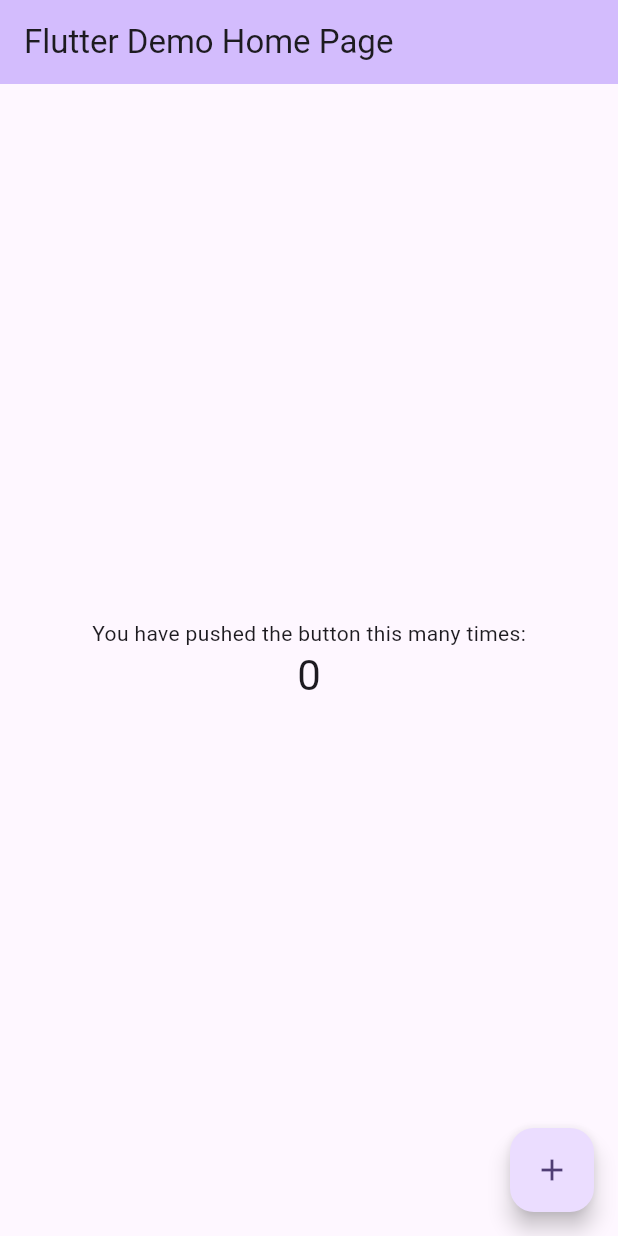
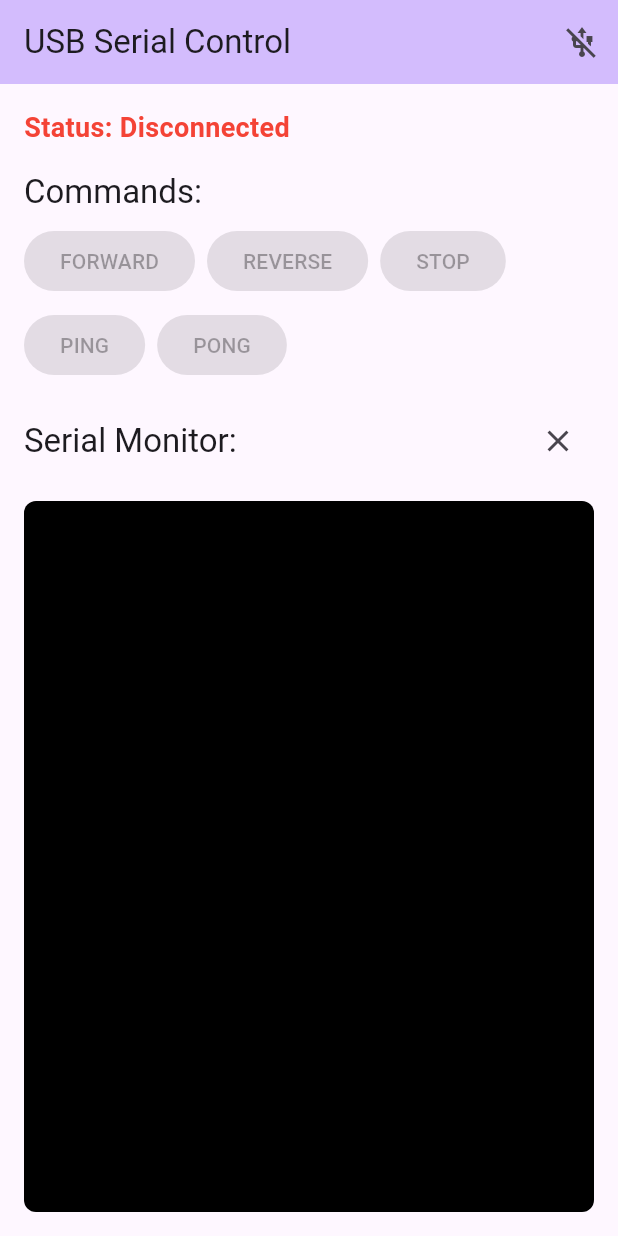
Before and after one commit to JulioMacedo0/flutter-serial-app, a Flutter app: the screen it shows after launch, on a phone screen of 412 x 824 dp. Run offline on Flutter 3.47's test engine with Material 3 defaults, Android fonts, the phone set to English and light mode, and no system bars; missing offline and left inert: usb_serial.

Commit message:
feat: create basic esp32 handle using serial

```diff
--- a/lib/main.dart
+++ b/lib/main.dart
@@ -1,4 +1,9 @@
+import 'dart:async';
+import 'dart:typed_data';
+
 import 'package:flutter/material.dart';
+import 'package:usb_serial/usb_serial.dart';
+import 'package:usb_serial/transaction.dart';
 
 void main() {
   runApp(const MyApp());
@@ -7,116 +12,354 @@ void main() {
 class MyApp extends StatelessWidget {
   const MyApp({super.key});
 
-  // This widget is the root of your application.
   @override
   Widget build(BuildContext context) {
     return MaterialApp(
-      title: 'Flutter Demo',
+      title: 'USB Serial Control',
       theme: ThemeData(
-        // This is the theme of your application.
-        //
-        // TRY THIS: Try running your application with "flutter run". You'll see
-        // the application has a purple toolbar. Then, without quitting the app,
-        // try changing the seedColor in the colorScheme below to Colors.green
-        // and then invoke "hot reload" (save your changes or press the "hot
-        // reload" button in a Flutter-supported IDE, or press "r" if you used
-        // the command line to start the app).
-        //
-        // Notice that the counter didn't reset back to zero; the application
-        // state is not lost during the reload. To reset the state, use hot
-        // restart instead.
-        //
-        // This works for code too, not just values: Most code changes can be
-        // tested with just a hot reload.
         colorScheme: ColorScheme.fromSeed(seedColor: Colors.deepPurple),
+        useMaterial3: true,
       ),
-      home: const MyHomePage(title: 'Flutter Demo Home Page'),
+      home: const SerialControlPage(title: 'USB Serial Control'),
     );
   }
 }
 
-class MyHomePage extends StatefulWidget {
-  const MyHomePage({super.key, required this.title});
-
-  // This widget is the home page of your application. It is stateful, meaning
-  // that it has a State object (defined below) that contains fields that affect
-  // how it looks.
-
-  // This class is the configuration for the state. It holds the values (in this
-  // case the title) provided by the parent (in this case the App widget) and
-  // used by the build method of the State. Fields in a Widget subclass are
-  // always marked "final".
-
+class SerialControlPage extends StatefulWidget {
+  const SerialControlPage({super.key, required this.title});
   final String title;
 
   @override
-  State<MyHomePage> createState() => _MyHomePageState();
+  State<SerialControlPage> createState() => _SerialControlPageState();
 }
 
-class _MyHomePageState extends State<MyHomePage> {
-  int _counter = 0;
+class _SerialControlPageState extends State<SerialControlPage> {
+  UsbPort? _port;
+  List<UsbDevice> _devices = [];
+  List<String> _serialData = [];
 
-  void _incrementCounter() {
+  // Command constants
+  static const int START_BYTE = 0x02;
+  static const int END_BYTE = 0x03;
+  static const int LOG_START_BYTE = 0x04;
+
+  static const Map<String, int> COMMANDS = {
+    'FORWARD': 0x10,
+    'REVERSE': 0x11,
+    'STOP': 0x12,
+    'PING': 0x13,
+    'PONG': 0x14,
+  };
+
+  static const Map<int, String> RESPONSES = {
+    0x14: 'PONG',
+    0x15: 'CMD_DETECTION_ON',
+    0x16: 'CMD_DETECTION_OFF',
+  };
+
+  StreamSubscription<Uint8List>? _subscription;
+  Timer? _pingTimer;
+  bool _isConnected = false;
+
+  @override
+  void initState() {
+    super.initState();
+    _initUsb();
+  }
+
+  @override
+  void dispose() {
+    _pingTimer?.cancel();
+    _subscription?.cancel();
+    _disconnectFromDevice();
+    super.dispose();
+  }
+
+  Future<void> _initUsb() async {
+    UsbSerial.usbEventStream?.listen((UsbEvent event) {
+      _refreshDeviceList();
+    });
+
+    await _refreshDeviceList();
+    _tryAutoConnect();
+  }
+
+  Future<void> _refreshDeviceList() async {
+    List<UsbDevice> devices = await UsbSerial.listDevices();
     setState(() {
-      // This call to setState tells the Flutter framework that something has
-      // changed in this State, which causes it to rerun the build method below
-      // so that the display can reflect the updated values. If we changed
-      // _counter without calling setState(), then the build method would not be
-      // called again, and so nothing would appear to happen.
-      _counter++;
+      _devices = devices;
+    });
+  }
+
+  void _tryAutoConnect() async {
+    if (_devices.isEmpty) return;
+
+    final esp32 = _devices.cast<UsbDevice?>().firstWhere(
+      (device) => device?.vid == 4292 && device?.pid == 60000,
+      orElse: () => null,
+    );
+
+    _connectToDevice(esp32!);
+  }
+
+  void _connectToDevice(UsbDevice device) async {
+    _port = await device.create();
+
+    if (_port == null) {
+      _addToSerialOutput('Failed to create port for ${device.productName}');
+      return;
+    }
+
+    bool openResult = await _port!.open();
+    if (!openResult) {
+      _addToSerialOutput('Failed to open port for ${device.productName}');
+      return;
+    }
+
+    await _port!.setDTR(true);
+    await _port!.setRTS(true);
+
+    await _port!.setPortParameters(
+      115200, // Baud rate
+      UsbPort.DATABITS_8,
+      UsbPort.STOPBITS_1,
+      UsbPort.PARITY_NONE,
+    );
+
+    _subscription = _port!.inputStream!.listen((Uint8List data) {
+      _processIncomingData(data);
+    });
+
+    setState(() {
+      _isConnected = true;
+    });
+
+    _addToSerialOutput('Connected to ${device.productName}');
+
+    // Start sending ping every second
+    _startPingTimer();
+  }
+
+  void _disconnectFromDevice() {
+    _pingTimer?.cancel();
+    _subscription?.cancel();
+
+    if (_port != null) {
+      _port!.close();
+      _port = null;
+    }
+
+    setState(() {
+      _isConnected = false;
+    });
+
+    _addToSerialOutput('Disconnected');
+  }
+
+  void _startPingTimer() {
+    _pingTimer?.cancel();
+    _pingTimer = Timer.periodic(const Duration(seconds: 1), (timer) {
+      sendCommand('PING');
+    });
+  }
+
+  void sendCommand(String command) {
+    if (!_isConnected || _port == null || !COMMANDS.containsKey(command)) {
+      return;
+    }
+
+    final int cmdByte = COMMANDS[command]!;
+    final Uint8List frame = Uint8List.fromList([START_BYTE, cmdByte, END_BYTE]);
+
+    _port!.write(frame);
+    _addToSerialOutput(
+      'Sent: $command (0x${cmdByte.toRadixString(16).padLeft(2, '0')})',
+    );
+  }
+
+  void _processIncomingData(Uint8List data) {
+    String hexData = data
+        .map((byte) => '0x${byte.toRadixString(16).padLeft(2, '0')}')
+        .join(' ');
+    _addToSerialOutput('Received: $hexData');
+
+    // Process specific responses
+    if (data.length >= 3 &&
+        data[0] == START_BYTE &&
+        data[data.length - 1] == END_BYTE) {
+      int cmdByte = data[1];
+      String response =
+          RESPONSES[cmdByte] ??
+          'Unknown (0x${cmdByte.toRadixString(16).padLeft(2, '0')})';
+      _addToSerialOutput('Received command: $response');
+    }
+  }
+
+  void _addToSerialOutput(String message) {
+    setState(() {
+      _serialData.add(
+        '${DateTime.now().toString().split('.').first}: $message',
+      );
+      // Keep only the last 100 messages
+      if (_serialData.length > 100) {
+        _serialData.removeAt(0);
+      }
     });
   }
 
   @override
   Widget build(BuildContext context) {
-    // This method is rerun every time setState is called, for instance as done
-    // by the _incrementCounter method above.
-    //
-    // The Flutter framework has been optimized to make rerunning build methods
-    // fast, so that you can just rebuild anything that needs updating rather
-    // than having to individually change instances of widgets.
     return Scaffold(
       appBar: AppBar(
-        // TRY THIS: Try changing the color here to a specific color (to
-        // Colors.amber, perhaps?) and trigger a hot reload to see the AppBar
-        // change color while the other colors stay the same.
         backgroundColor: Theme.of(context).colorScheme.inversePrimary,
-        // Here we take the value from the MyHomePage object that was created by
-        // the App.build method, and use it to set our appbar title.
         title: Text(widget.title),
+        actions: [
+          IconButton(
+            icon: Icon(_isConnected ? Icons.usb : Icons.usb_off),
+            onPressed: () async {
+              if (_isConnected) {
+                _disconnectFromDevice();
+              } else {
+                await _refreshDeviceList();
+                _showDeviceSelectionDialog();
+              }
+            },
+          ),
+        ],
       ),
-      body: Center(
-        // Center is a layout widget. It takes a single child and positions it
-        // in the middle of the parent.
-        child: Column(
-          // Column is also a layout widget. It takes a list of children and
-          // arranges them vertically. By default, it sizes itself to fit its
-          // children horizontally, and tries to be as tall as its parent.
-          //
-          // Column has various properties to control how it sizes itself and
-          // how it positions its children. Here we use mainAxisAlignment to
-          // center the children vertically; the main axis here is the vertical
-          // axis because Columns are vertical (the cross axis would be
-          // horizontal).
-          //
-          // TRY THIS: Invoke "debug painting" (choose the "Toggle Debug Paint"
-          // action in the IDE, or press "p" in the console), to see the
-          // wireframe for each widget.
-          mainAxisAlignment: MainAxisAlignment.center,
-          children: <Widget>[
-            const Text('You have pushed the button this many times:'),
-            Text(
-              '$_counter',
-              style: Theme.of(context).textTheme.headlineMedium,
+      body: Column(
+        children: [
+          Padding(
+            padding: const EdgeInsets.all(16.0),
+            child: Column(
+              crossAxisAlignment: CrossAxisAlignment.stretch,
+              children: [
+                Text(
+                  'Status: ${_isConnected ? 'Connected' : 'Disconnected'}',
+                  style: TextStyle(
+                    fontSize: 18,
+                    fontWeight: FontWeight.bold,
+                    color: _isConnected ? Colors.green : Colors.red,
+                  ),
+                ),
+                const SizedBox(height: 16),
+                Text(
+                  'Commands:',
+                  style: Theme.of(context).textTheme.titleLarge,
+                ),
+                const SizedBox(height: 8),
+                Wrap(
+                  direction: Axis.horizontal,
+                  spacing: 8,
+                  runSpacing: 8,
+                  children:
+                      COMMANDS.keys.map((command) {
+                        return ElevatedButton(
+                          onPressed:
+                              _isConnected ? () => sendCommand(command) : null,
+                          child: Text(command),
+                        );
+                      }).toList(),
+                ),
+              ],
+            ),
+          ),
+          Expanded(
+            child: Column(
+              crossAxisAlignment: CrossAxisAlignment.stretch,
+              children: [
+                Padding(
+                  padding: const EdgeInsets.symmetric(horizontal: 16.0),
+                  child: Row(
+                    mainAxisAlignment: MainAxisAlignment.spaceBetween,
+                    children: [
+                      Text(
+                        'Serial Monitor:',
+                        style: Theme.of(context).textTheme.titleLarge,
+                      ),
+                      IconButton(
+                        icon: const Icon(Icons.clear),
+                        onPressed: () {
+                          setState(() {
+                            _serialData.clear();
+                          });
+                        },
+                      ),
+                    ],
+                  ),
+                ),
+                Expanded(
+                  child: Container(
+                    margin: const EdgeInsets.all(16.0),
+                    padding: const EdgeInsets.all(8.0),
+                    decoration: BoxDecoration(
+                      color: Colors.black,
+                      borderRadius: BorderRadius.circular(8),
+                    ),
+                    child: ListView.builder(
+                      reverse: true,
+                      itemCount: _serialData.length,
+                      itemBuilder: (context, index) {
+                        return Text(
+                          _serialData[_serialData.length - 1 - index],
+                          style: const TextStyle(
+                            color: Colors.green,
+                            fontFamily: 'monospace',
+                          ),
+                        );
+                      },
+                    ),
+                  ),
+                ),
+              ],
+            ),
+          ),
+        ],
+      ),
+    );
+  }
+
+  void _showDeviceSelectionDialog() {
+    if (_devices.isEmpty) {
+      ScaffoldMessenger.of(
+        context,
+      ).showSnackBar(const SnackBar(content: Text('No USB devices available')));
+      return;
+    }
+
+    showDialog(
+      context: context,
+      builder: (context) {
+        return AlertDialog(
+          title: const Text('Select USB Device'),
+          content: SizedBox(
+            width: double.maxFinite,
+            child: ListView.builder(
+              shrinkWrap: true,
+              itemCount: _devices.length,
+              itemBuilder: (context, index) {
+                UsbDevice device = _devices[index];
+                return ListTile(
+                  title: Text(device.productName ?? 'Unknown device'),
+                  subtitle: Text('VID: ${device.vid}, PID: ${device.pid}'),
+                  onTap: () {
+                    Navigator.of(context).pop();
+                    _connectToDevice(device);
+                  },
+                );
+              },
+            ),
+          ),
+          actions: [
+            TextButton(
+              onPressed: () {
+                Navigator.of(context).pop();
+              },
+              child: const Text('Cancel'),
             ),
           ],
-        ),
-      ),
-      floatingActionButton: FloatingActionButton(
-        onPressed: _incrementCounter,
-        tooltip: 'Increment',
-        child: const Icon(Icons.add),
-      ), // This trailing comma makes auto-formatting nicer for build methods.
+        );
+      },
     );
   }
 }
```
